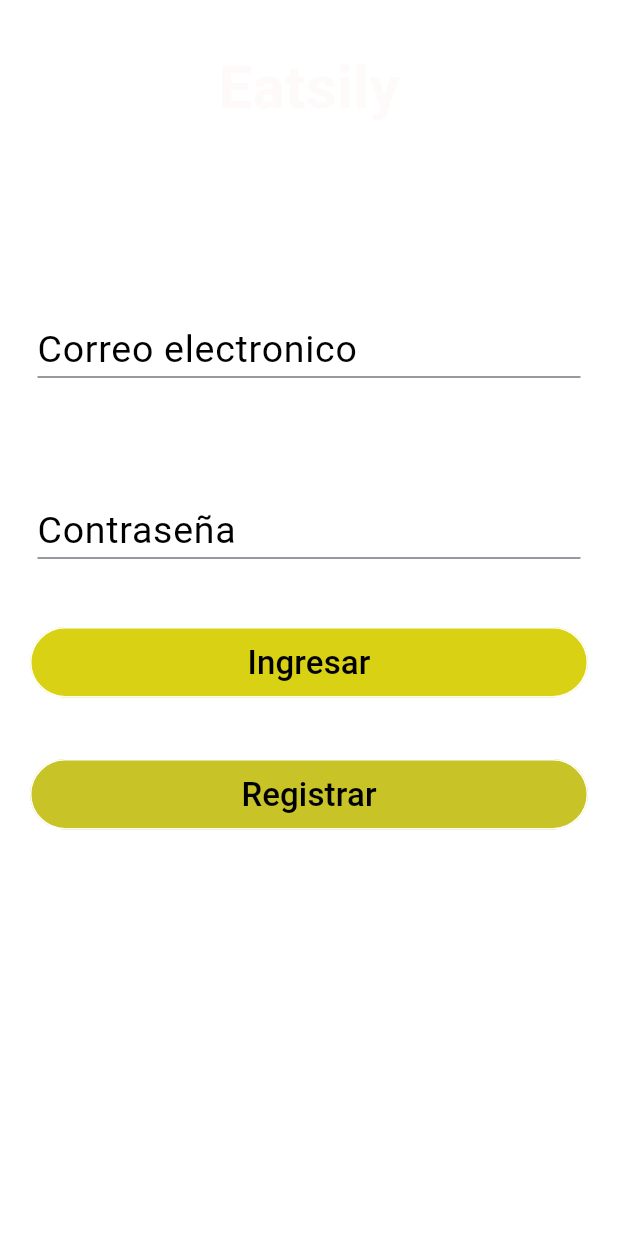
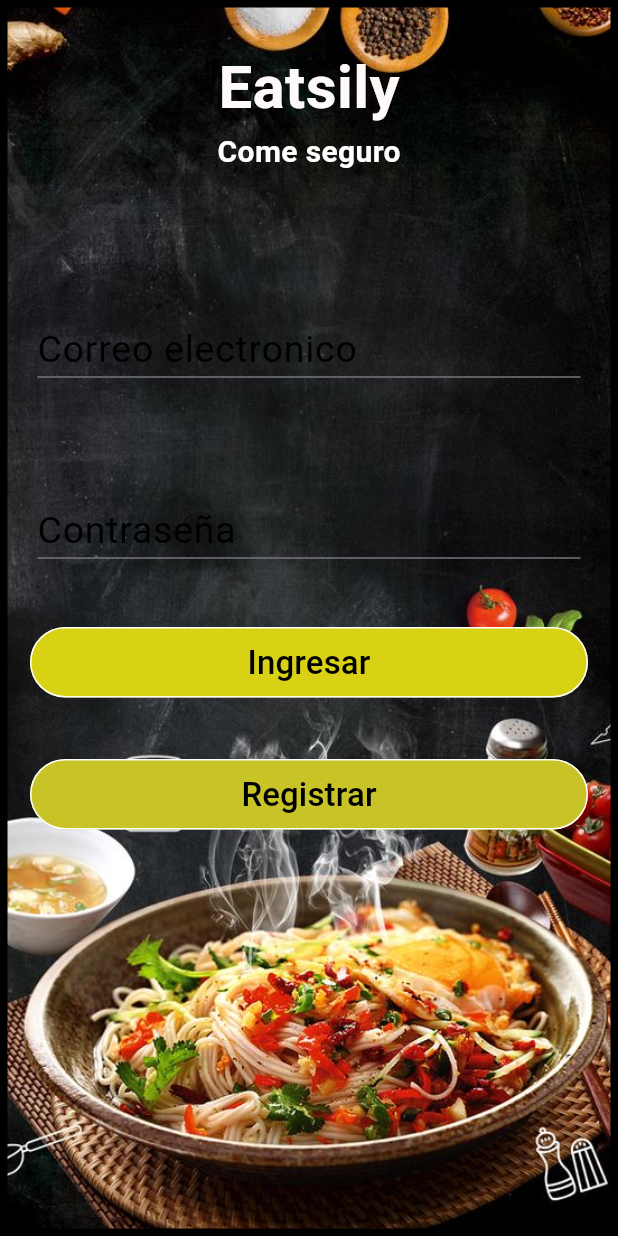
Before and after one commit to gentlemani/flutterSchool, a Flutter app: the SignInPage screen opened directly, on a phone screen of 412 x 824 dp. Run offline on Flutter 3.47's test engine with Material 3 defaults, Android fonts, the phone set to English and light mode, and no system bars; our stand-ins replace firebase_auth, firebase_core; accounts and stored records are empty; generated files the repository leaves out were written again.

Commit message:
codigo de fondo en el login_page, eliminar login_fondo

```diff
--- a/lib/sesion/login_page.dart
+++ b/lib/sesion/login_page.dart
@@ -118,7 +118,19 @@ class _SignInPageState extends State<SignInPage> {
   @override
   Widget build(BuildContext context) {
     return Scaffold(
-        body: SingleChildScrollView(
+        body: Stack(children: [
+      Container(
+        decoration: BoxDecoration(
+            image: const DecorationImage(
+              image: AssetImage('assets/Fondo4.jpg'),
+              fit: BoxFit.cover,
+            ),
+            border: Border.all(
+              color: Colors.black,
+              width: 5.0,
+            )),
+      ),
+      SingleChildScrollView(
         child: Center(
           child: Column(
             mainAxisAlignment: MainAxisAlignment.start,
@@ -175,13 +187,11 @@ class _SignInPageState extends State<SignInPage> {
                       backgroundColor: MaterialStateProperty.all<Color>(
                         const Color.fromARGB(255, 200, 195, 39),
                       ),
-                        shape:
-                            MaterialStateProperty.all<RoundedRectangleBorder>(
+                      shape: MaterialStateProperty.all<RoundedRectangleBorder>(
                           RoundedRectangleBorder(
                               borderRadius: BorderRadius.circular(200.0),
                               side: const BorderSide(
-                                        color: Color.fromARGB(
-                                            255, 255, 255, 255))))),
+                                  color: Color.fromARGB(255, 255, 255, 255))))),
                   child: Container(
                     width: double.infinity,
                     alignment: Alignment.center,
@@ -199,6 +209,6 @@ class _SignInPageState extends State<SignInPage> {
           ),
         ),
       ),
-        backgroundColor: Colors.transparent);
+    ]));
   }
 }
```
Also changed, not shown: lib/Fondos/login_fondo.dart (deleted, +0 -21 lines), lib/main.dart (+3 -7 lines). Lines whose indentation alone changed are shown as unchanged.
